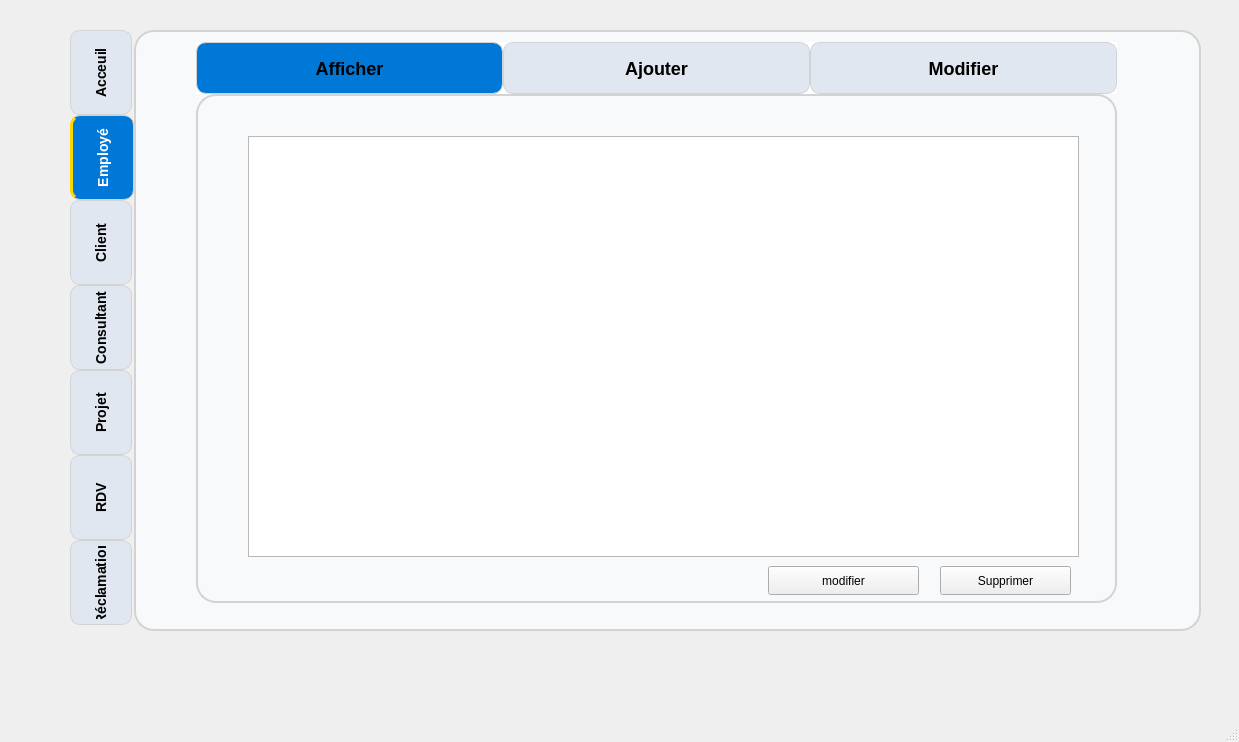
The window that mainwindow.ui (Projetcpp-2A11/ProjetC-2A11_Consulting) describes before a commit, drawn with Qt 5.
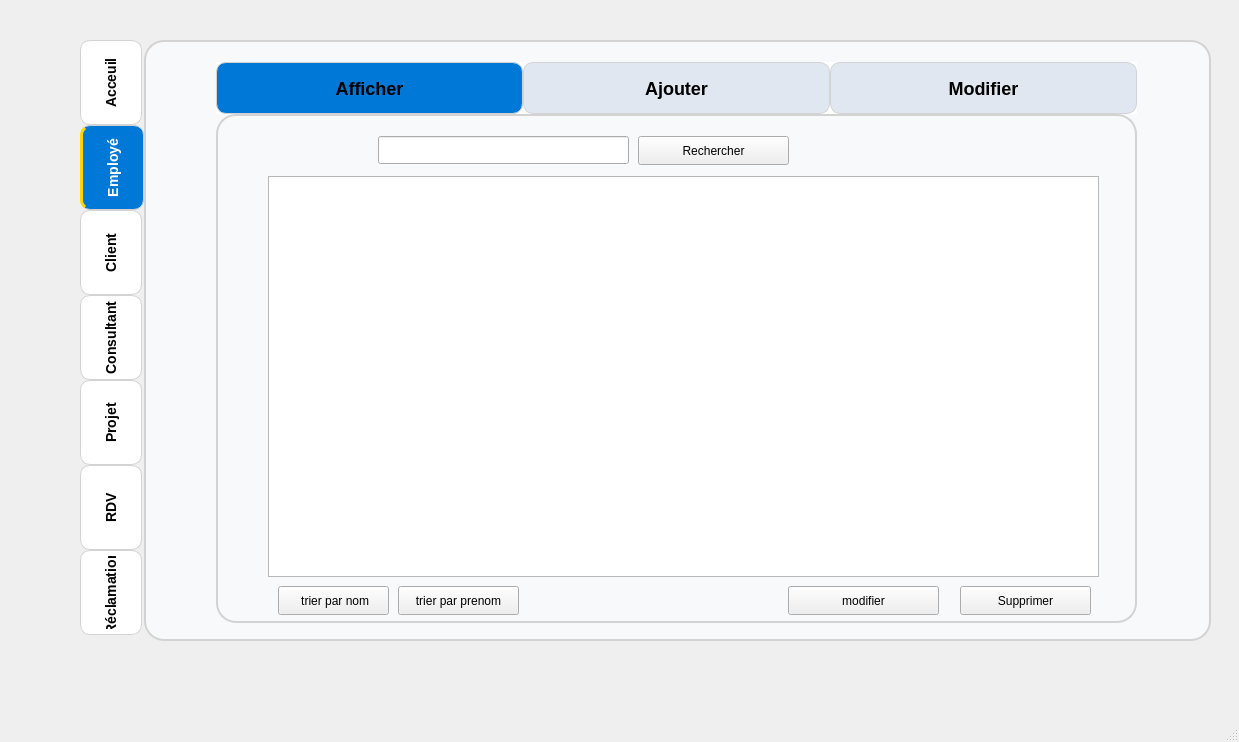
The same window after the commit. The open tabs and pages were chosen to show the change. Icons and pictures are not drawn.

The edit to the form file:
```diff
--- a/mainwindow.ui
+++ b/mainwindow.ui
@@ -17,8 +17,8 @@
    <widget class="QTabWidget" name="tabWidget">
     <property name="geometry">
      <rect>
-      <x>70</x>
-      <y>30</y>
+      <x>80</x>
+      <y>40</y>
       <width>1131</width>
       <height>601</height>
      </rect>
@@ -57,8 +57,8 @@
 }
 
 QTabBar::tab {
-    background: #E0E7F0;
-    color: #000;
+    background: white;
+    color: black;
     border: 1px solid #D3D3D3;
     border-radius: 10px;
     padding: 5px 10px;  /* Adjust padding for smaller size */
@@ -247,8 +247,8 @@
      <widget class="QTabWidget" name="tabWidget_2">
       <property name="geometry">
        <rect>
-        <x>60</x>
-        <y>10</y>
+        <x>70</x>
+        <y>20</y>
         <width>921</width>
         <height>561</height>
        </rect>
@@ -290,9 +290,9 @@
         <property name="geometry">
          <rect>
           <x>50</x>
-          <y>40</y>
+          <y>60</y>
           <width>831</width>
-          <height>421</height>
+          <height>401</height>
          </rect>
         </property>
        </widget>
@@ -322,6 +322,55 @@
          <string>modifier</string>
         </property>
        </widget>
+       <widget class="QPushButton" name="modifier_3">
+        <property name="geometry">
+         <rect>
+          <x>60</x>
+          <y>470</y>
+          <width>111</width>
+          <height>29</height>
+         </rect>
+        </property>
+        <property name="text">
+         <string> trier par nom</string>
+        </property>
+       </widget>
+       <widget class="QPushButton" name="modifier_4">
+        <property name="geometry">
+         <rect>
+          <x>180</x>
+          <y>470</y>
+          <width>121</width>
+          <height>29</height>
+         </rect>
+        </property>
+        <property name="text">
+         <string>trier par prenom</string>
+        </property>
+       </widget>
+       <widget class="QLineEdit" name="lineEdit_5">
+        <property name="geometry">
+         <rect>
+          <x>160</x>
+          <y>20</y>
+          <width>251</width>
+          <height>28</height>
+         </rect>
+        </property>
+       </widget>
+       <widget class="QPushButton" name="modifier_5">
+        <property name="geometry">
+         <rect>
+          <x>420</x>
+          <y>20</y>
+          <width>151</width>
+          <height>29</height>
+         </rect>
+        </property>
+        <property name="text">
+         <string>Rechercher</string>
+        </property>
+       </widget>
       </widget>
       <widget class="QWidget" name="tab">
        <attribute name="title">
```
Left out of the diff: 75 changed lines with no effect on the pictures.
